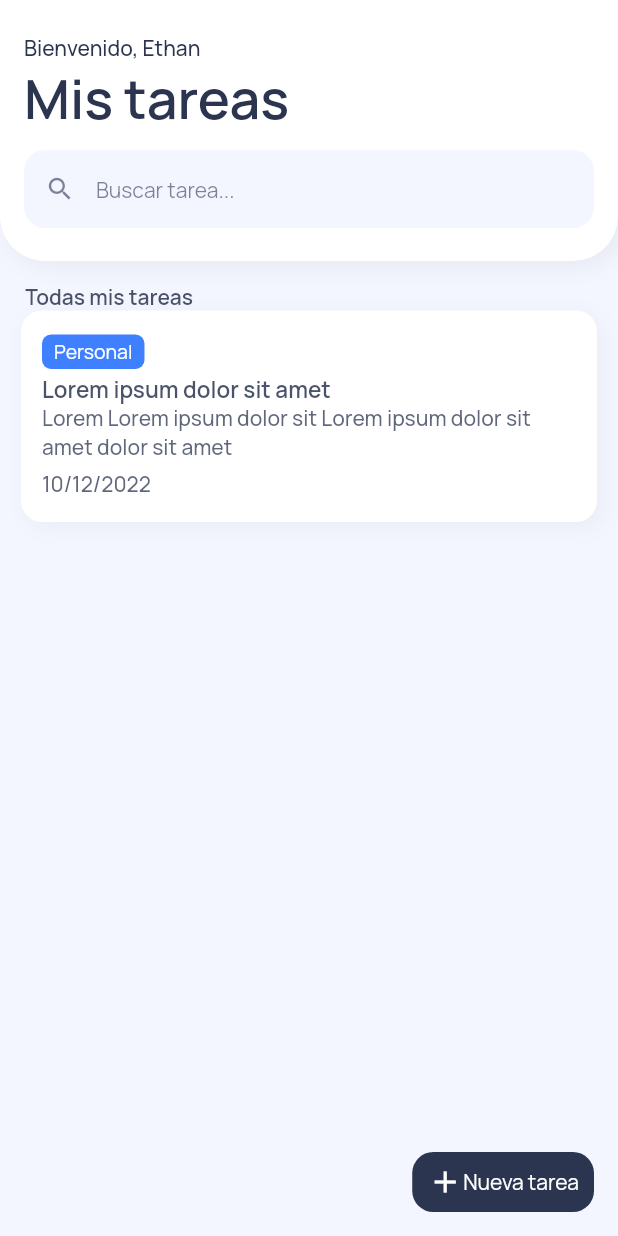
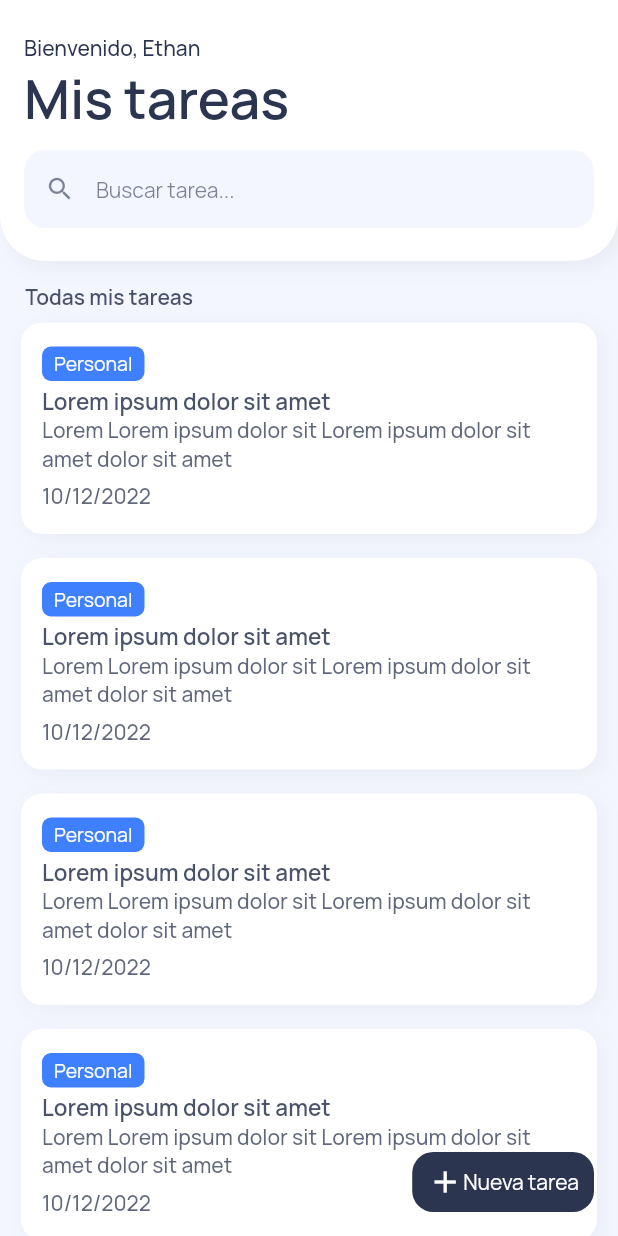
Before and after one commit to Artyon2033/lista-de-tareas, a Flutter app: the screen it shows after launch, on a phone screen of 412 x 824 dp. Run offline on Flutter 3.47's test engine with Material 2 defaults, Android fonts, the phone set to English and light mode, and no system bars; our stand-ins replace cloud_firestore, firebase_core, google_fonts; accounts and stored records are empty.

Commit message:
Septimo commit

```diff
--- a/lib/pages/home_page.dart
+++ b/lib/pages/home_page.dart
@@ -2,6 +2,7 @@ import 'package:cloud_firestore/cloud_firestore.dart';
 import 'package:flutter/material.dart';
 import 'package:tasks/ui/general/colors.dart';
 import 'package:tasks/ui/widgets/general_widgets.dart';
+import 'package:tasks/ui/widgets/item_task_widget.dart';
 import 'package:tasks/ui/widgets/textfield_search_widget.dart';
 
 class HomePage extends StatelessWidget {
@@ -99,63 +100,12 @@ class HomePage extends StatelessWidget {
                       color: KBrandPrimaryColor.withOpacity(0.85),
                     ),
                   ),
-                  Container(
-                    padding: const EdgeInsets.symmetric(
-                        horizontal: 14.0, vertical: 16.0),
-                    decoration: BoxDecoration(
-                      color: Colors.white,
-                      borderRadius: BorderRadius.circular(14.0),
-                      boxShadow: [
-                        BoxShadow(
-                          color: Colors.black.withOpacity(0.04),
-                          offset: const Offset(4, 4),
-                          blurRadius: 12.0,
-                        )
-                      ],
-                    ),
-                    child: Column(
-                      crossAxisAlignment: CrossAxisAlignment.start,
-                      children: [
-                        Container(
-                          padding: const EdgeInsets.symmetric(
-                              horizontal: 8.0, vertical: 2.5),
-                          decoration: BoxDecoration(
-                              color: Color(0xff3E80FF),
-                              borderRadius: BorderRadius.circular(6.0)),
-                          child: Text(
-                            "Personal",
-                            style: TextStyle(
-                              color: Colors.white,
-                              fontSize: 13.0,
-                            ),
-                          ),
-                        ),
-                        divider3(),
-                        Text(
-                          "Lorem ipsum dolor sit amet",
-                          style: TextStyle(
-                              fontSize: 15.0,
-                              fontWeight: FontWeight.w600,
-                              color: KBrandPrimaryColor.withOpacity(0.85)),
-                        ),
-                        Text(
-                          "Lorem Lorem ipsum dolor sit Lorem ipsum dolor sit amet dolor sit amet",
-                          style: TextStyle(
-                              fontSize: 14.0,
-                              fontWeight: FontWeight.w500,
-                              color: KBrandPrimaryColor.withOpacity(0.75)),
-                        ),
-                        divider6(),
-                        Text(
-                          "10/12/2022",
-                          style: TextStyle(
-                              fontSize: 14.0,
-                              fontWeight: FontWeight.w500,
-                              color: KBrandPrimaryColor.withOpacity(0.75)),
-                        )
-                      ],
-                    ),
-                  )
+                  ItemTaskWidget(),
+                  ItemTaskWidget(),
+                  ItemTaskWidget(),
+                  ItemTaskWidget(),
+                  ItemTaskWidget(),
+                  ItemTaskWidget(),
                 ],
               ),
               ),
--- a/lib/ui/general/colors.dart
+++ b/lib/ui/general/colors.dart
@@ -3,3 +3,8 @@ import 'package:flutter/animation.dart';
 
 Color KBrandPrimaryColor = const Color(0xff2C3550);
 Color KBrandSecondaryColor = const Color(0xffF4F6FF);
+Map<String, Color> categoryColor = {
+  "Personal": Color(0xff3E80FF),
+  "Trabajo": Color(0xffEF476F),
+  "Otro": Color(0xffFFC300),
+};
--- /dev/null
+++ b/lib/ui/widgets/item_category_widget.dart
@@ -0,0 +1,26 @@
+import 'package:flutter/material.dart';
+import 'package:tasks/ui/general/colors.dart';
+
+class ItemCategoryWidget extends StatelessWidget {
+  String text;
+  ItemCategoryWidget({
+    required this.text,
+  });
+
+  @override
+  Widget build(BuildContext context) {
+    return Container(
+      padding: const EdgeInsets.symmetric(horizontal: 8.0, vertical: 2.5),
+      decoration: BoxDecoration(
+          color: categoryColor[text],
+          borderRadius: BorderRadius.circular(6.0)),
+      child: Text(
+        text,
+        style: TextStyle(
+          color: Colors.white,
+          fontSize: 13.0,
+        ),
+      ),
+    );
+  }
+}
--- /dev/null
+++ b/lib/ui/widgets/item_task_widget.dart
@@ -0,0 +1,60 @@
+import 'package:flutter/material.dart';
+import 'package:tasks/ui/widgets/item_category_widget.dart';
+
+import '../general/colors.dart';
+import 'general_widgets.dart';
+
+class ItemTaskWidget extends StatelessWidget {
+  const ItemTaskWidget({super.key});
+
+  @override
+  Widget build(BuildContext context) {
+    return Container(
+      padding:
+      const EdgeInsets.symmetric(horizontal: 14.0, vertical: 16.0),
+      margin: const EdgeInsets.symmetric(vertical: 8.0),
+      decoration: BoxDecoration(
+        color: Colors.white,
+        borderRadius: BorderRadius.circular(14.0),
+        boxShadow: [
+          BoxShadow(
+            color: Colors.black.withOpacity(0.04),
+            offset: const Offset(4, 4),
+            blurRadius: 12.0,
+          )
+        ],
+      ),
+      child: Column(
+        crossAxisAlignment: CrossAxisAlignment.start,
+        children: [
+          ItemCategoryWidget(
+            text: "Personal",
+          ),
+          divider3(),
+          Text(
+            "Lorem ipsum dolor sit amet",
+            style: TextStyle(
+                fontSize: 15.0,
+                fontWeight: FontWeight.w600,
+                color: KBrandPrimaryColor.withOpacity(0.85)),
+          ),
+          Text(
+            "Lorem Lorem ipsum dolor sit Lorem ipsum dolor sit amet dolor sit amet",
+            style: TextStyle(
+                fontSize: 14.0,
+                fontWeight: FontWeight.w500,
+                color: KBrandPrimaryColor.withOpacity(0.75)),
+          ),
+          divider6(),
+          Text(
+            "10/12/2022",
+            style: TextStyle(
+                fontSize: 14.0,
+                fontWeight: FontWeight.w500,
+                color: KBrandPrimaryColor.withOpacity(0.75)),
+          )
+        ],
+      ),
+    );
+  }
+}
```
